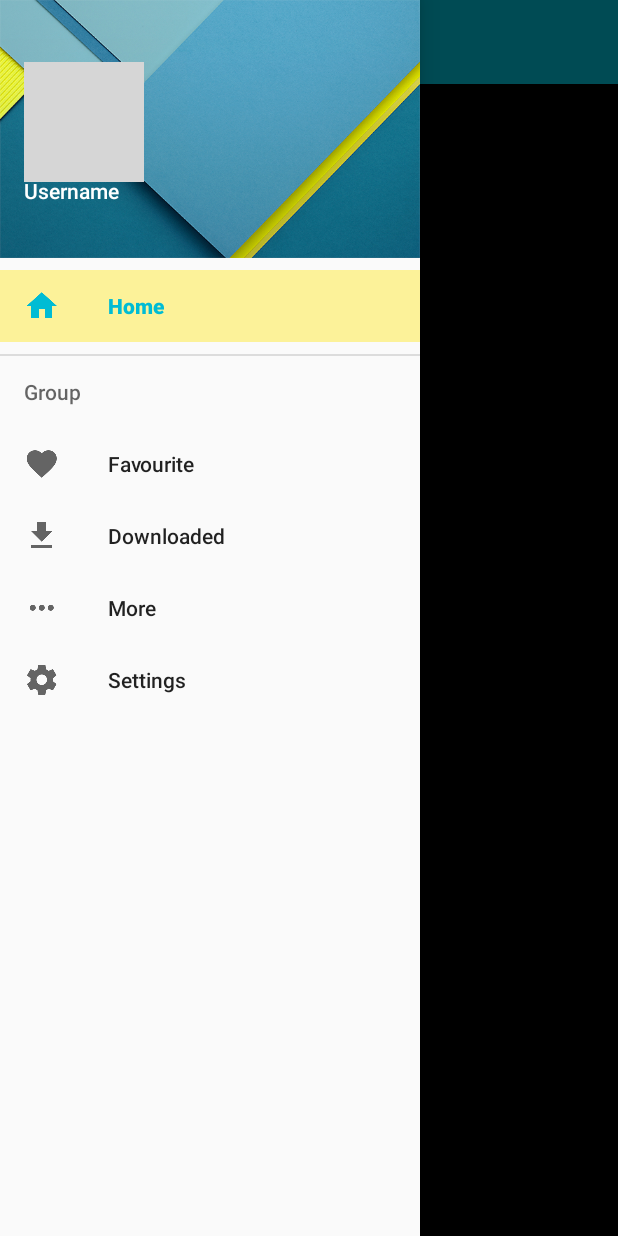
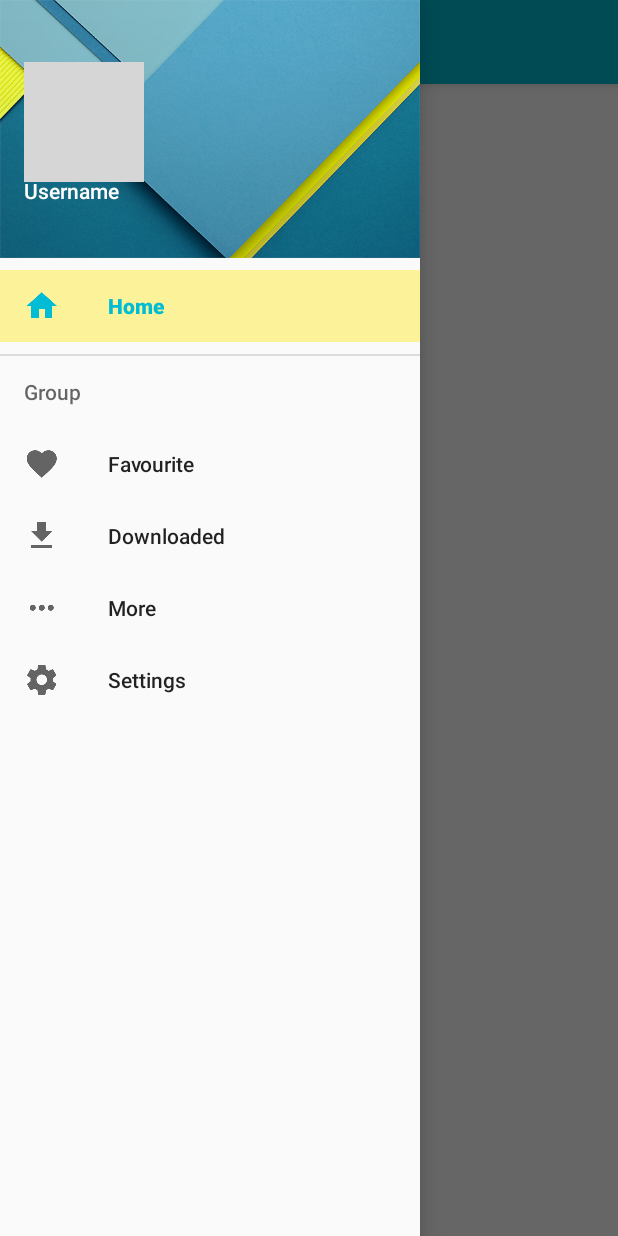
Before and after one commit to yaroslav-shlapak/FaceRelations, an Android app: the screen it shows after launch (MainActivity), with the side drawer open, on a phone screen of 412 x 824 dp. Run offline under Robolectric (Android 15) with nearby library versions, the light colour scheme and no system bars; our stand-ins replace ButterKnife, Picasso; libraries missing offline, so code that uses them is left out: com.facebook, com.facebook.login; plain views replace GridRecyclerView, ProfilePictureView; pictures from the network do not load; 14 statements that could not run were skipped; grey boxes are pictures that could not be loaded.

Commit message:
Redesign layouts

```diff
--- a/app/src/main/java/com/voidgreen/friendsrelations/AlbumsGridAdapter.java
+++ b/app/src/main/java/com/voidgreen/friendsrelations/AlbumsGridAdapter.java
@@ -68,7 +68,6 @@ public class AlbumsGridAdapter extends BaseAdapter {
         albumName.setText(album.getName());
         albumCount.setText(Integer.toString(album.getCount()));
         //imageView.setScaleType(ImageView.ScaleType.CENTER_CROP);
-        imageView.setPadding(5, 5, 5, 5);
 
         /*Picasso.with(context).load(url)
                 .resize(0, 400).into(imageView);*/
@@ -82,10 +81,9 @@ public class AlbumsGridAdapter extends BaseAdapter {
         Picasso.with(context)
                 .load(url)
                 .fit().centerCrop()
-                .error(R.drawable.com_facebook_favicon_white)
-                .placeholder(R.drawable.ic_file_download_black_24dp)
+                .error(R.drawable.facebook)
+                .placeholder(R.drawable.placeholder)
                 .into(imageView);
-
 
         return view;
     }
--- a/app/src/main/java/com/voidgreen/friendsrelations/PhotosGridAdapter.java
+++ b/app/src/main/java/com/voidgreen/friendsrelations/PhotosGridAdapter.java
@@ -94,8 +94,8 @@ public class PhotosGridAdapter extends BaseAdapter {
         Picasso.with(context)
                 .load(url)
                 .fit().centerCrop()
-                .error(R.drawable.com_facebook_favicon_white)
-                .placeholder(R.drawable.ic_file_download_black_24dp)
+                .error(R.drawable.facebook)
+                .placeholder(R.drawable.placeholder)
                 .into(imageView);
 
 
--- a/app/src/main/res/layout/activity_main.xml
+++ b/app/src/main/res/layout/activity_main.xml
@@ -14,7 +14,7 @@
         android:layout_width="match_parent"
         android:layout_height="match_parent"
         android:orientation="vertical"
-        android:background="#000000" >
+        android:background="#ffffff" >
 
 
 
@@ -23,7 +23,7 @@
             android:layout_height="match_parent"
             app:layout_behavior="@string/appbar_scrolling_view_behavior"
             android:orientation="horizontal"
-            android:background="#000000" >
+            android:theme="@style/LayoutsStyle" >
 
             <fragment
                 android:name="com.voidgreen.friendsrelations.AlbumsFragment"
--- a/app/src/main/res/layout/fragment_albums.xml
+++ b/app/src/main/res/layout/fragment_albums.xml
@@ -12,6 +12,6 @@
         android:horizontalSpacing="0dp"
         android:stretchMode="columnWidth"
         android:numColumns="2"
-        android:background="#000000" />
+        android:theme="@style/LayoutsStyle" />
 
 </FrameLayout>
--- a/app/src/main/res/layout/fragment_photos.xml
+++ b/app/src/main/res/layout/fragment_photos.xml
@@ -12,6 +12,6 @@
         android:horizontalSpacing="0dp"
         android:stretchMode="columnWidth"
         android:numColumns="2"
-        android:background="#000000" />
+        android:theme="@style/LayoutsStyle"/>
 
 </FrameLayout>
--- a/app/src/main/res/values/colors.xml
+++ b/app/src/main/res/values/colors.xml
@@ -3,4 +3,6 @@
     <color name="colorPrimary">#3F51B5</color>
     <color name="colorPrimaryDark">#303F9F</color>
     <color name="colorAccent">#FF4081</color>
+    <color name="colorBlack">#000000</color>
+    <color name="layoutBackground">#FFFFFF</color>
 </resources>
--- a/app/src/main/res/values/styles.xml
+++ b/app/src/main/res/values/styles.xml
@@ -9,6 +9,11 @@
         <item name="colorAccent">@color/accent</item>
         <item name="selectableItemBackground">@drawable/selectable_item_background</item>
         <item name="android:selectableItemBackground">@drawable/selectable_item_background</item>
+    </style>
+
+    <style name="LayoutsStyle">
+        <item name="android:background">@color/layoutBackground</item>
+        <item name="android:textColor">@color/colorBlack</item>
     </style>
 
     <style name="FabStyle">
```
Also changed, not shown: app/src/main/res/layout/album_grid_item.xml (+27 -6 lines), app/src/main/res/drawable-xxxhdpi/facebook.png (added), app/src/main/res/drawable-xxxhdpi/placeholder.png (added).
